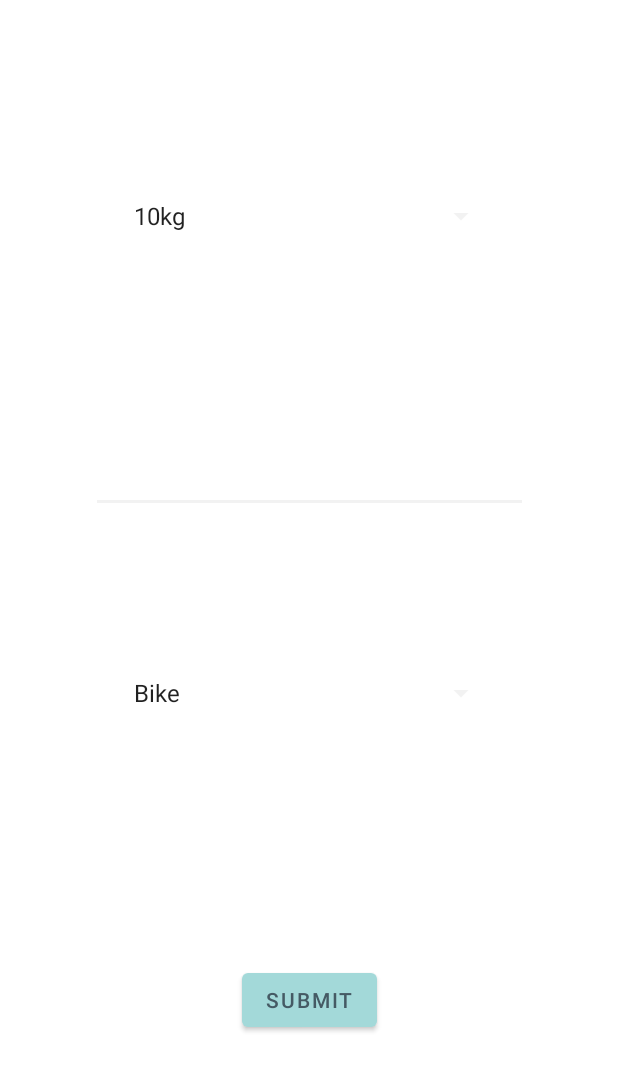
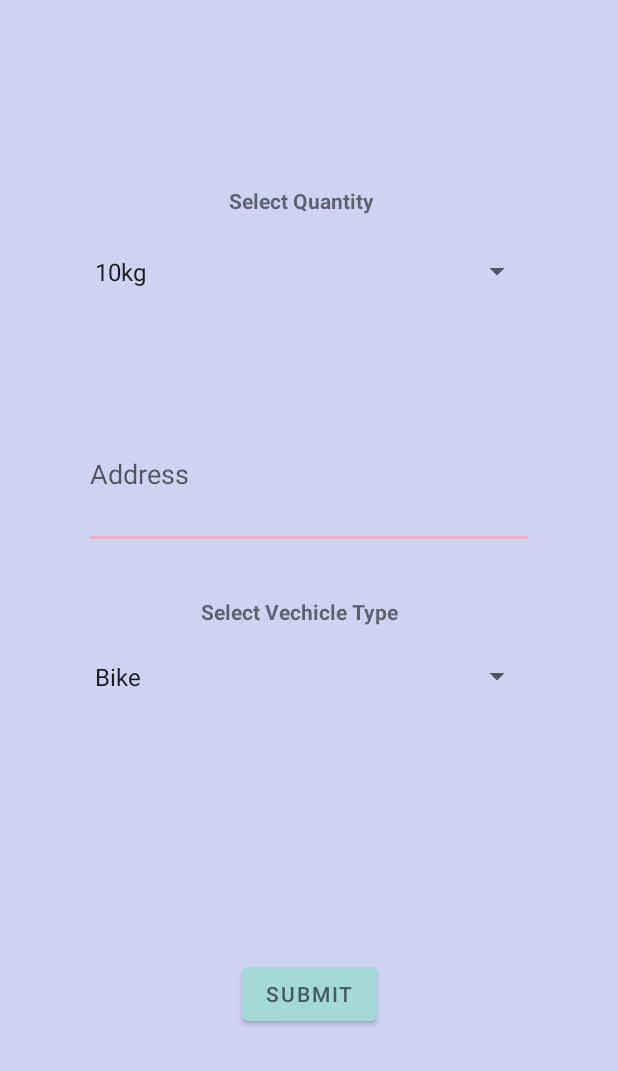
Before and after one commit to vmskonakanchi/SharedMeal, an Android app: the QuantityActivity screen opened directly, with no data from a screen before it, on a phone screen of 412 x 824 dp. Shown: the top 1071 px of the screen. Run offline under Robolectric (Android 15) with nearby library versions, the phone set to English and light mode, and no system bars.

Commit message:
added new Status actitivity
added new background color for app along with fixing some bugs

```diff
--- a/SharedMeal/app/src/main/AndroidManifest.xml
+++ b/SharedMeal/app/src/main/AndroidManifest.xml
@@ -14,6 +14,9 @@
         android:roundIcon="@mipmap/ic_launcher_round"
         android:supportsRtl="true"
         android:theme="@style/Theme.SharedMeal">
+        <activity
+            android:name=".StatusActivity"
+            android:exported="false" />
         <activity
             android:name=".HistoryActivity"
             android:exported="false" />
--- a/SharedMeal/app/src/main/java/com/example/sharedmeal/DashBoardActivity.java
+++ b/SharedMeal/app/src/main/java/com/example/sharedmeal/DashBoardActivity.java
@@ -28,13 +28,12 @@ public class DashBoardActivity extends AppCompatActivity {
 
     public void Donate(View view) {
         //called when Donate button is clicked
-        //TODO:Ask for user permission for location
-        // Go to details activity - quantity of food, address, vehicle-type
         AskForLocationPermission();
     }
 
     public void Status(View view) {
         //called when Status button is clicked
+        startActivity(new Intent(this, StatusActivity.class));
     }
 
     public void History(View view) {
--- a/SharedMeal/app/src/main/java/com/example/sharedmeal/QuantityActivity.java
+++ b/SharedMeal/app/src/main/java/com/example/sharedmeal/QuantityActivity.java
@@ -2,6 +2,7 @@ package com.example.sharedmeal;
 
 import androidx.appcompat.app.AppCompatActivity;
 
+import android.annotation.SuppressLint;
 import android.content.Intent;
 import android.os.Bundle;
 import android.text.TextUtils;
@@ -24,9 +25,6 @@ public class QuantityActivity extends AppCompatActivity {
     private Spinner quantitySpinner;
     private Spinner vType;
 
-    //for storing the data in the list
-    private List<String> vehicleTypes;
-
     //list for other classes to use via making them static
     static String quantitySelected;
     static String address;
@@ -36,32 +34,10 @@ public class QuantityActivity extends AppCompatActivity {
     protected void onCreate(Bundle savedInstanceState) {
         super.onCreate(savedInstanceState);
         setContentView(R.layout.activity_quantity);
-        ShowQuantity();
-        ShowVehicleType();
+        quantitySpinner = findViewById(R.id.spinner);
+        vType = findViewById(R.id.vehicleTypes);
     }
 
-    private void ShowQuantity() {
-        //called when user touches quantity drop down columns
-        List<String> quantityList = new ArrayList<>();
-        for (int i = 10; i < 110; i += 10) {
-            quantityList.add(i + "kg");
-        }
-        quantitySpinner = findViewById(R.id.spinner);
-        ArrayAdapter<String> adapter = new ArrayAdapter<String>(this, android.R.layout.simple_spinner_item, quantityList);
-        adapter.setDropDownViewResource(android.R.layout.simple_spinner_dropdown_item);
-        quantitySpinner.setAdapter(adapter);
-    }
-
-    private void ShowVehicleType() {
-        vehicleTypes = new ArrayList<>();
-        vehicleTypes.add("Bike");
-        vehicleTypes.add("Auto");
-        vehicleTypes.add("Heavy Vehicle");
-        vType = findViewById(R.id.vehicleTypes);
-        ArrayAdapter<String> adapter = new ArrayAdapter<String>(this, android.R.layout.simple_spinner_item, vehicleTypes);
-        adapter.setDropDownViewResource(android.R.layout.simple_spinner_dropdown_item);
-        vType.setAdapter(adapter);
-    }
 
     public void GoToHome(View view) {
         //called when user clicks the submit button
@@ -69,6 +45,8 @@ public class QuantityActivity extends AppCompatActivity {
         //getting user address field above and getting the text in it below
         if (!TextUtils.isEmpty(userAddress.getText().toString())) {
             address = userAddress.getText().toString();
+        } else {
+            userAddress.setError("Please Enter A Valid Address");
         }
         quantitySelected = quantitySpinner.getSelectedItem().toString();
         vehicleType = vType.getSelectedItem().toString();
--- a/SharedMeal/app/src/main/java/com/example/sharedmeal/RegisterActivity.java
+++ b/SharedMeal/app/src/main/java/com/example/sharedmeal/RegisterActivity.java
@@ -36,7 +36,6 @@ public class RegisterActivity extends AppCompatActivity {
         EditText userPassword = findViewById(R.id.userPassword);
         EditText userPhone = findViewById(R.id.userPhone);
 
-        //create the user
         if (TextUtils.isEmpty(userEmail.getText().toString())) {
             userEmail.setError("Valid Username is required");
             Toast.makeText(this, "Please Type The Appropriate Username And Password", Toast.LENGTH_LONG).show();
@@ -50,6 +49,7 @@ public class RegisterActivity extends AppCompatActivity {
         if (userPassword.getText().toString().length() <= 5) {
             userPassword.setError("Password is too short must be greater than 8 characters");
         }
+        //create the user with username and password
         auth.createUserWithEmailAndPassword(userEmail.getText().toString(), userPassword.getText().toString()).addOnCompleteListener(new OnCompleteListener<AuthResult>() {
             @Override
             public void onComplete(@NonNull Task<AuthResult> task) {
@@ -63,5 +63,6 @@ public class RegisterActivity extends AppCompatActivity {
                 }
             }
         });
+
     }
 }
--- a/SharedMeal/app/src/main/res/layout/activity_quantity.xml
+++ b/SharedMeal/app/src/main/res/layout/activity_quantity.xml
@@ -9,33 +9,35 @@
 
     <Spinner
         android:id="@+id/spinner"
-        android:layout_width="250dp"
-        android:layout_height="48dp"
-        android:layout_marginTop="120dp"
+        android:layout_width="300dp"
+        android:layout_height="50dp"
+        android:layout_marginTop="156dp"
         android:contentDescription="Quantity"
+        android:entries="@array/Quantity"
         app:layout_constraintEnd_toEndOf="parent"
-        app:layout_constraintHorizontal_bias="0.503"
+        app:layout_constraintHorizontal_bias="0.496"
         app:layout_constraintStart_toStartOf="parent"
         app:layout_constraintTop_toTopOf="parent" />
 
     <MultiAutoCompleteTextView
         android:id="@+id/address"
-        android:layout_width="291dp"
-        android:layout_height="94dp"
-        android:layout_marginTop="80dp"
-        android:textAlignment="viewStart"
+        android:layout_width="300dp"
+        android:layout_height="100dp"
+        android:layout_marginTop="60dp"
+        android:hint="Address"
+        android:textAlignment="textStart"
         app:layout_constraintEnd_toEndOf="parent"
         app:layout_constraintStart_toStartOf="parent"
-        app:layout_constraintTop_toBottomOf="@+id/spinner"
-        tools:text="Address" />
+        app:layout_constraintTop_toBottomOf="@+id/spinner" />
 
     <Spinner
         android:id="@+id/vehicleTypes"
         android:layout_width="0dp"
-        android:layout_height="56dp"
-        android:layout_marginTop="92dp"
+        android:layout_height="50dp"
+        android:layout_marginTop="60dp"
+        android:entries="@array/VehicleType"
         app:layout_constraintEnd_toEndOf="@+id/spinner"
-        app:layout_constraintHorizontal_bias="1.0"
+        app:layout_constraintHorizontal_bias="0.0"
         app:layout_constraintStart_toStartOf="@+id/spinner"
         app:layout_constraintTop_toBottomOf="@+id/address" />
 
@@ -53,4 +55,31 @@
         app:layout_constraintTop_toBottomOf="@+id/vehicleTypes"
         app:layout_constraintVertical_bias="0.712" />
 
+    <TextView
+        android:id="@+id/textView3"
+        android:layout_width="106dp"
+        android:layout_height="32dp"
+        android:text="Select Quantity"
+        android:textAlignment="textStart"
+        android:textStyle="bold"
+        app:layout_constraintBottom_toTopOf="@+id/spinner"
+        app:layout_constraintEnd_toEndOf="@+id/spinner"
+        app:layout_constraintStart_toStartOf="@+id/spinner"
+        app:layout_constraintTop_toTopOf="parent"
+        app:layout_constraintVertical_bias="1.0" />
+
+    <TextView
+        android:id="@+id/textView4"
+        android:layout_width="144dp"
+        android:layout_height="28dp"
+        android:text="Select Vechicle Type"
+        android:textAlignment="textStart"
+        android:textStyle="bold"
+        app:layout_constraintBottom_toTopOf="@+id/vehicleTypes"
+        app:layout_constraintEnd_toEndOf="@+id/vehicleTypes"
+        app:layout_constraintHorizontal_bias="0.503"
+        app:layout_constraintStart_toStartOf="@+id/vehicleTypes"
+        app:layout_constraintTop_toBottomOf="@+id/address"
+        app:layout_constraintVertical_bias="1.0" />
+
 </androidx.constraintlayout.widget.ConstraintLayout>
--- a/SharedMeal/app/src/main/res/values-night/themes.xml
+++ b/SharedMeal/app/src/main/res/values-night/themes.xml
@@ -12,5 +12,6 @@
         <!-- Status bar color. -->
         <item name="android:statusBarColor" tools:targetApi="l">?attr/colorPrimaryVariant</item>
         <!-- Customize your theme here. -->
+        <item name="android:background">@color/lightwhitewithblue</item>
     </style>
 </resources>
--- a/SharedMeal/app/src/main/res/values/strings.xml
+++ b/SharedMeal/app/src/main/res/values/strings.xml
@@ -12,4 +12,21 @@
     <string name="userName">Name</string>
     <string name="phone">Phone</string>
     <string name="Register">Register</string>
+    <string-array name="VehicleType">
+        <item>Bike</item>
+        <item>Auto</item>
+        <item>Heavy Vehicle</item>
+    </string-array>
+    <string-array name="Quantity">
+        <item>10kg</item>
+        <item>20kg</item>
+        <item>30kg</item>
+        <item>40kg</item>
+        <item>50kg</item>
+        <item>60kg</item>
+        <item>70kg</item>
+        <item>80kg</item>
+        <item>90kg</item>
+        <item>100kg</item>
+    </string-array>
 </resources>
--- a/SharedMeal/app/src/main/res/values/themes.xml
+++ b/SharedMeal/app/src/main/res/values/themes.xml
@@ -11,7 +11,7 @@
         <item name="colorOnSecondary">@color/lightpink</item>
         <!-- Status bar color. -->
         <item name="android:statusBarColor" tools:targetApi="l">?attr/color</item>
-        <item name="backgroundTint">@color/grey</item>
+        <item name="android:background">@color/lightwhitewithblue</item>
         <!-- Customize your theme here. -->
     </style>
 </resources>
```
Also changed, not shown: SharedMeal/app/src/main/java/com/example/sharedmeal/HistoryActivity.java (+18 -11 lines), SharedMeal/app/src/main/java/com/example/sharedmeal/StatusActivity.java (added, +40 -0 lines), SharedMeal/app/src/main/res/layout/activity_history.xml (+5 -4 lines), SharedMeal/app/src/main/res/layout/activity_status.xml (added, +50 -0 lines).
